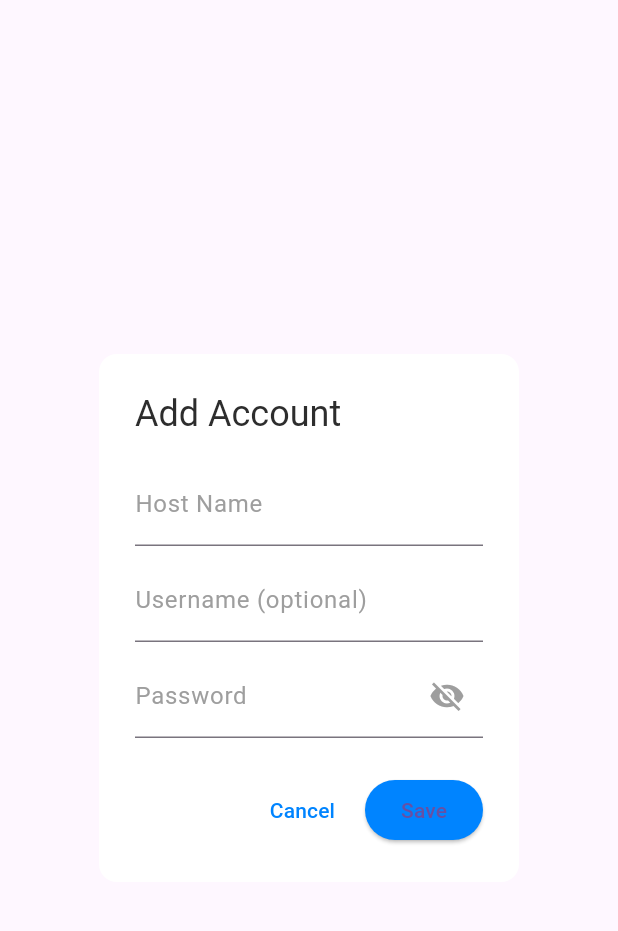
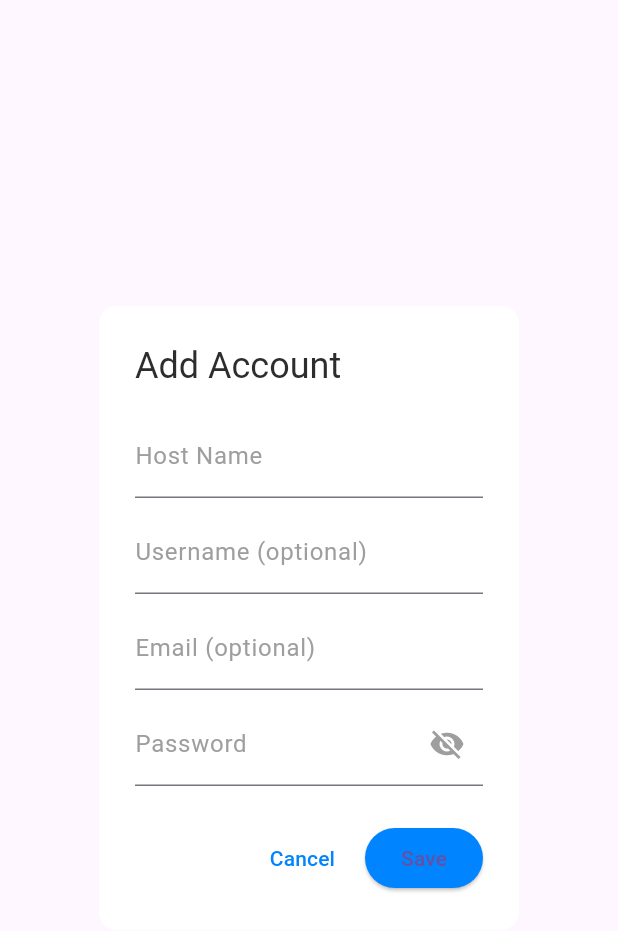
Before and after one commit to ChicoState/passguard, a Flutter app: the AddAccountDialog widget shown alone on an empty page, opened directly, on a phone screen of 412 x 824 dp. Shown: the top 931 px of the screen. Run offline on Flutter 3.47's test engine with Material 3 defaults, Android fonts, the phone set to English and light mode, and no system bars; our stand-ins replace cloud_firestore, firebase_auth, firebase_core, fl_chart; accounts and stored records are empty; generated files the repository leaves out were written again; network calls fail.

Commit message:
added email to forms (pre merge)

```diff
--- a/passguard_app/lib/screens/home/home_screen.dart
+++ b/passguard_app/lib/screens/home/home_screen.dart
@@ -68,8 +68,8 @@ class _HomeScreenState extends State<HomeScreen> {
     showDialog(
       context: context,
       builder: (context) => AddAccountDialog(
-        onSave: (hostName, username, password) async {
-          await uploadPass(username, password, hostName);
+        onSave: (hostName, username, password, email) async {
+          await uploadPass(username, password, hostName, email);
         },
       ),
     );
@@ -82,6 +82,9 @@ class _HomeScreenState extends State<HomeScreen> {
          TextEditingController(text: doc['username']);
      TextEditingController _passwordController =
          TextEditingController(text: doc['password']);
+     TextEditingController _emailController =
+         TextEditingController(text: doc['email'] ?? '');
+
 
      showDialog(
        context: context,
@@ -105,6 +108,11 @@ class _HomeScreenState extends State<HomeScreen> {
                        decoration: const InputDecoration(
                            labelText: 'Username (optional)'),
                      ),
+                     TextField(
+                        controller: _emailController,
+                        decoration: const InputDecoration(labelText: 'Email (optional)'),
+                     ),
+
                      TextField(
                        controller: _passwordController,
                        obscureText: _obscurePassword,
@@ -153,9 +161,10 @@ class _HomeScreenState extends State<HomeScreen> {
                      String hostName = _hostNameController.text.trim();
                      String username = _usernameController.text.trim();
                      String password = _passwordController.text.trim();
+                     String email = _emailController.text.trim();
                      if (hostName.isNotEmpty && password.isNotEmpty) {
                        // Update via the service function.
-                       await uploadPass(username, password, hostName);
+                       await uploadPass(username, password, hostName, email);
                        Navigator.of(context).pop();
                      }
                    },
--- a/passguard_app/lib/screens/home/widgets/add_account_dialog.dart
+++ b/passguard_app/lib/screens/home/widgets/add_account_dialog.dart
@@ -3,7 +3,8 @@ import 'package:flutter/material.dart';
 import 'package:passguard_app/theme.dart';
 
 class AddAccountDialog extends StatefulWidget {
-  final Function(String hostName, String username, String password) onSave;
+  final Function(String hostName, String username, String password, String email) onSave;
+
 
   const AddAccountDialog({
     Key? key,
@@ -18,6 +19,9 @@ class _AddAccountDialogState extends State<AddAccountDialog> {
   final _hostNameController = TextEditingController();
   final _usernameController = TextEditingController();
   final _passwordController = TextEditingController();
+  final _emailController = TextEditingController();
+
+
   bool _obscurePassword = true;
   String _errorMessage = '';
 
@@ -37,7 +41,11 @@ class _AddAccountDialogState extends State<AddAccountDialog> {
             const SizedBox(height: 8),
             _buildTextField(_usernameController, 'Username (optional)', false),
             const SizedBox(height: 8),
+            _buildTextField(_emailController, 'Email (optional)', false),
+            const SizedBox(height: 8),
             _buildTextField(_passwordController, 'Password', true),
+
+
             if (_errorMessage.isNotEmpty)
               Padding(
                 padding: const EdgeInsets.only(top: 8.0),
@@ -60,13 +68,15 @@ class _AddAccountDialogState extends State<AddAccountDialog> {
             String hostName = _hostNameController.text.trim();
             String username = _usernameController.text.trim();
             String password = _passwordController.text.trim();
+            String email = _emailController.text.trim(); // 👈_
+
             if (hostName.isEmpty || password.isEmpty) {
               setState(() {
                 _errorMessage = 'Host Name and Password are required.';
               });
               return;
             }
-            widget.onSave(hostName, username, password);
+            widget.onSave(hostName, username, password, email);
             Navigator.pop(context);
           },
           child: const Text('Save'),
--- a/passguard_app/lib/services/upload_retrieve.dart
+++ b/passguard_app/lib/services/upload_retrieve.dart
@@ -2,12 +2,14 @@ import 'package:cloud_firestore/cloud_firestore.dart';
 import 'package:firebase_auth/firebase_auth.dart';
 import 'package:flutter/material.dart';
 
-Future<void> uploadPass(String encUsername, String encPass, String hostName) async {
+Future<void> uploadPass(String encUsername, String encPass, String hostName, [String? email]) async {
   String uid = (FirebaseAuth.instance.currentUser?.uid ?? 'nullUser');
   if (uid != 'nullUser'){
     FirebaseFirestore.instance.collection("users").doc(uid).collection("accounts").doc(hostName).set({
       'username': encUsername,
       'password': encPass,
+      'email': email ?? '', // Optional email
+
     });
   }
 
```
Also changed, not shown: passguard_app/lib/screens/home/widgets/account_card.dart (+16 -4 lines).
